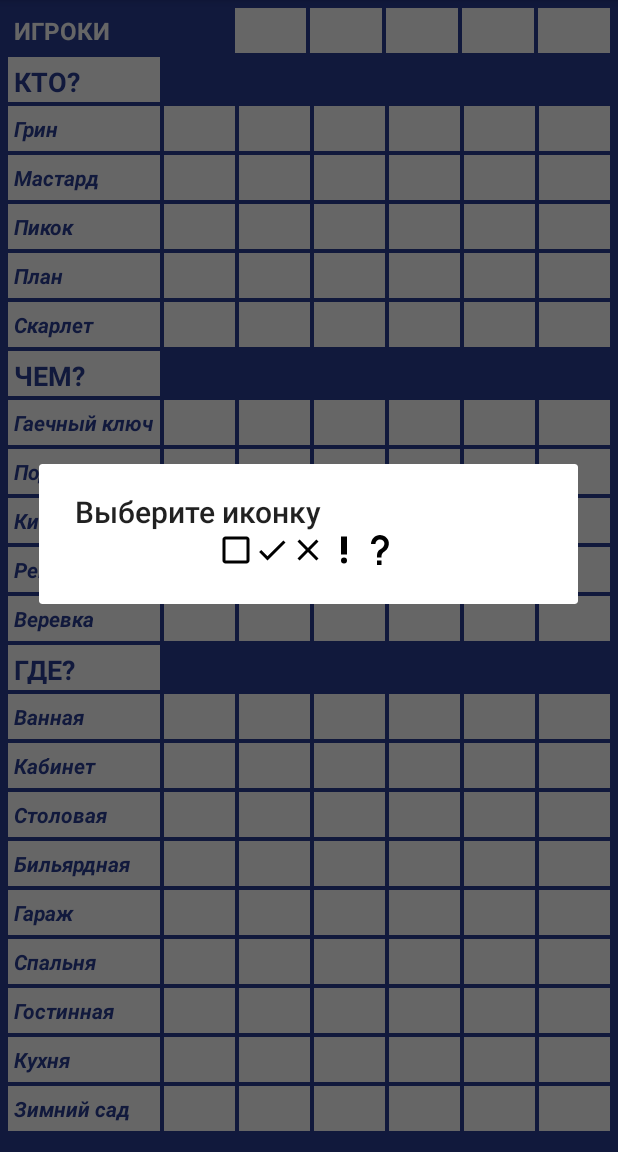
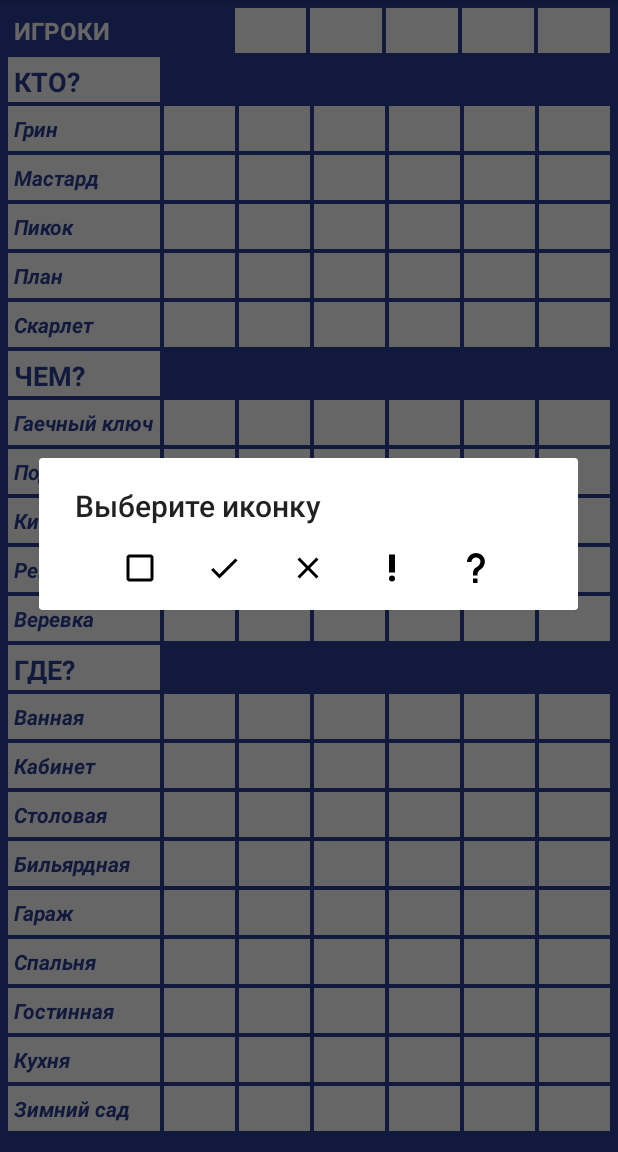
Before and after one commit to JorikFat/SeekSheet, an Android app: the screen it shows after launch (SheetActivity), after a tap on an icon or button, on a phone screen of 412 x 824 dp, the part 84-1236 px from its top. Run offline under Robolectric (Android 15) with nearby library versions, the phone set to English and light mode, and no system bars.

Commit message:
fix dialog buttons

```diff
--- a/app/build.gradle
+++ b/app/build.gradle
@@ -9,7 +9,7 @@ android {
         minSdkVersion 16
         targetSdkVersion 30
         versionCode 1
-        versionName "0.1.0 [13]"
+        versionName "0.1.0 [15]"
         vectorDrawables.useSupportLibrary = true
         testInstrumentationRunner "androidx.test.runner.AndroidJUnitRunner"
     }
--- a/app/src/main/java/dev/jorik/cluegame/SheetActivity.java
+++ b/app/src/main/java/dev/jorik/cluegame/SheetActivity.java
@@ -7,26 +7,24 @@ import android.view.View;
 import android.widget.ImageView;
 
 public class SheetActivity extends AppCompatActivity {
-    private View.OnClickListener cellClickListener = v -> new SelectIconDialog(SheetActivity.this, value -> {
-        switch (value){
-            case EMPTY: ((ImageView)v).setImageResource(R.drawable.ic_empty); break;
-            case CHECK: ((ImageView)v).setImageResource(R.drawable.ic_check); break;
-            case CROSS: ((ImageView)v).setImageResource(R.drawable.ic_cross); break;
-            case EXCLAMATION: ((ImageView)v).setImageResource(R.drawable.ic_exclamation); break;
-            case QUESTION: ((ImageView)v).setImageResource(R.drawable.ic_question); break;
-        }
-    }).show();
-
     @Override
     protected void onCreate(Bundle savedInstanceState) {
         super.onCreate(savedInstanceState);
         setContentView(R.layout.activity_sheet);
-        View row = findViewById(R.id.tr_sheet_personGreen);
-        row.findViewById(R.id.iv_sheet_player).setOnClickListener(cellClickListener);
-        row.findViewById(R.id.iv_sheet_player1).setOnClickListener(cellClickListener);
-        row.findViewById(R.id.iv_sheet_player2).setOnClickListener(cellClickListener);
-        row.findViewById(R.id.iv_sheet_player3).setOnClickListener(cellClickListener);
-        row.findViewById(R.id.iv_sheet_player4).setOnClickListener(cellClickListener);
-        row.findViewById(R.id.iv_sheet_player5).setOnClickListener(cellClickListener);
+    }
+
+    public void onCellClick(View view){
+        ImageView cell = ((ImageView) view);
+        new SelectIconDialog(SheetActivity.this, value -> {
+            int iconId = 0;
+            switch (value){
+                case EMPTY: iconId = R.drawable.ic_empty; break;
+                case CHECK: iconId = R.drawable.ic_check; break;
+                case CROSS: iconId = R.drawable.ic_cross; break;
+                case EXCLAMATION: iconId = R.drawable.ic_exclamation; break;
+                case QUESTION: iconId = R.drawable.ic_question; break;
+            }
+            cell.setImageResource(iconId);
+        }).show();
     }
 }
--- a/app/src/main/res/layout/dialog_selecticon.xml
+++ b/app/src/main/res/layout/dialog_selecticon.xml
@@ -11,30 +11,35 @@
         android:layout_width="wrap_content"
         android:layout_height="wrap_content"
         app:srcCompat="@drawable/ic_rectangle"
+        android:layout_margin="16dp"
         />
 
     <ImageView android:id="@+id/iv_selectIcon_check"
         android:layout_width="wrap_content"
         android:layout_height="wrap_content"
         app:srcCompat="@drawable/ic_check"
+        android:layout_margin="16dp"
         />
 
     <ImageView android:id="@+id/iv_selectIcon_cross"
         android:layout_width="wrap_content"
         android:layout_height="wrap_content"
         app:srcCompat="@drawable/ic_cross"
+        android:layout_margin="16dp"
         />
 
     <ImageView android:id="@+id/iv_selectIcon_exclamation"
         android:layout_width="wrap_content"
         android:layout_height="wrap_content"
         app:srcCompat="@drawable/ic_exclamation"
+        android:layout_margin="16dp"
         />
 
     <ImageView android:id="@+id/iv_selectIcon_question"
         android:layout_width="wrap_content"
         android:layout_height="wrap_content"
         app:srcCompat="@drawable/ic_question"
+        android:layout_margin="16dp"
         />
 
 </LinearLayout>
--- a/app/src/main/res/values/styles_table.xml
+++ b/app/src/main/res/values/styles_table.xml
@@ -21,6 +21,7 @@
         <item name="android:layout_weight">1</item>
         <item name="android:scaleType">center</item>
         <item name="srcCompat">@drawable/ic_empty</item>
+        <item name="android:onClick">onCellClick</item>
     </style>
 
     <style name="SheetTable.PlayerCell" parent="SheetTable.FillCell">
```
